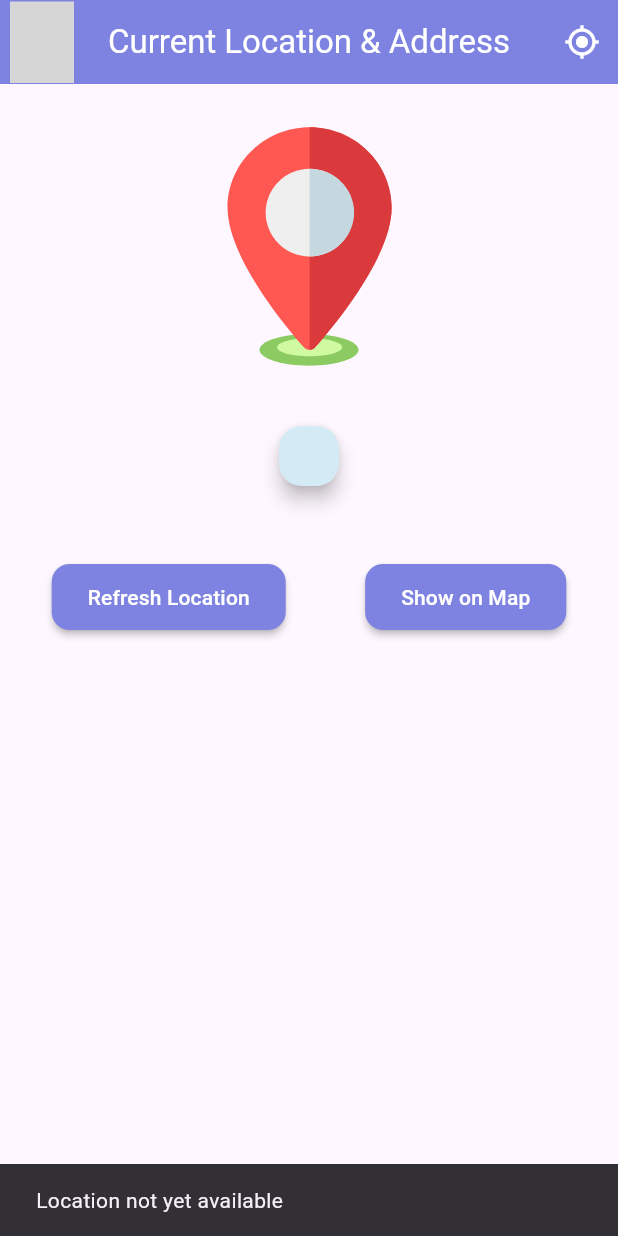
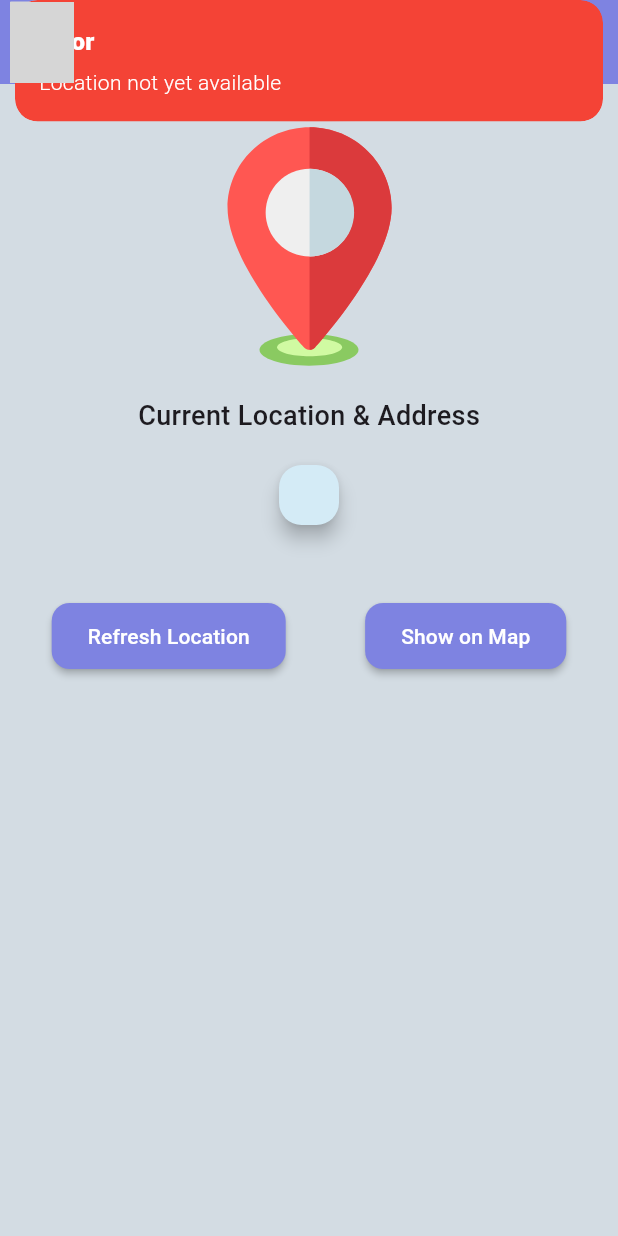
Before and after one commit to nafiurrahmansabbir/aladinai_test, a Flutter app: the screen it shows after launch, after a tap on "Show on Map", on a phone screen of 412 x 824 dp. Run offline on Flutter 3.47's test engine with Material 3 defaults, Android fonts, the phone set to English and light mode, and no system bars; our stand-ins replace flutter_map, geocoding, geolocator, get, latlong2, lottie; grey boxes are pictures that could not be loaded.

Commit message:
location app update

```diff
--- a/lib/app.dart
+++ b/lib/app.dart
@@ -1,13 +1,16 @@
-import 'package:aladinai_test/presentation/screens/find_location_home.dart';
+import 'package:aladinai_test/presentation/screens/splash_screen.dart';
 import 'package:aladinai_test/presentation/utls/app_colors.dart';
 import 'package:flutter/material.dart';
+import 'package:get/get.dart';
 
 class MyApp extends StatelessWidget {
   const MyApp({super.key});
+
   @override
   Widget build(BuildContext context) {
-    return  MaterialApp(
+    return GetMaterialApp(
       theme: ThemeData(
+        scaffoldBackgroundColor: AppColors.scaffoldColor,
         elevatedButtonTheme: ElevatedButtonThemeData(
           style: ElevatedButton.styleFrom(
             backgroundColor: AppColors.themeColor,
@@ -19,10 +22,13 @@ class MyApp extends StatelessWidget {
             elevation: 2,
           ),
         ),
+        floatingActionButtonTheme: FloatingActionButtonThemeData(
+          foregroundColor: AppColors.floatingIconColor,
+        ),
       ),
-      home: FindLocationHomeScreen(),
+
+      home: SplashScreen(),
       debugShowCheckedModeBanner: false,
-
     );
   }
 }
--- a/lib/presentation/screens/find_location_home.dart
+++ b/lib/presentation/screens/find_location_home.dart
@@ -1,8 +1,10 @@
 import 'package:aladinai_test/presentation/screens/show_map_screen.dart';
 import 'package:aladinai_test/presentation/utls/app_colors.dart';
+import 'package:aladinai_test/presentation/utls/asset_paths.dart';
 import 'package:flutter/material.dart';
 import 'package:geocoding/geocoding.dart';
 import 'package:geolocator/geolocator.dart';
+import 'package:get/get.dart';
 import 'package:lottie/lottie.dart';
 
 class FindLocationHomeScreen extends StatefulWidget {
@@ -70,6 +72,7 @@ class _FindLocationHomeScreenState extends State<FindLocationHomeScreen> {
       });
 
       await _getAddressFromCoordinates(position.latitude, position.longitude);
+      Get.snackbar('Successfully', 'Location fetch successful',colorText: Colors.white,backgroundColor: AppColors.themeColor);
     } catch (e) {
       setState(() {
       });
@@ -87,7 +90,7 @@ class _FindLocationHomeScreenState extends State<FindLocationHomeScreen> {
         Placemark place = placeMarks[0];
         setState(() {
           _address =
-              "${place.street}, ${place.subLocality}, ${place.locality}, ${place.administrativeArea}, ${place.country}";
+              "${place.street}, ${place.subLocality}, ${place.locality},\nDivision: ${place.administrativeArea},\nCountry:  ${place.country}";
         });
       } else {
         setState(() {
@@ -107,9 +110,10 @@ class _FindLocationHomeScreenState extends State<FindLocationHomeScreen> {
       appBar: AppBar(
         leading: Padding(
           padding: const EdgeInsets.all(1.0),
-          child: Lottie.asset("assets/genie.json"),
+          child: Lottie.asset(AssetPaths.genieLottie),
         ),
-        title: Text('Current Location & Address', style: TextStyle(
+        centerTitle: true,
+        title: Text('My Location', style: TextStyle(
           color: Colors.white
         )
         ),
@@ -126,7 +130,12 @@ class _FindLocationHomeScreenState extends State<FindLocationHomeScreen> {
             children: [
               SizedBox(
                   height: 200,
-                  child: Lottie.asset("assets/location.json")),
+                  child: Lottie.asset(AssetPaths.locationLottie)),
+              Text('Current Location & Address', style: TextStyle(
+                 fontSize: 18,
+                fontWeight: FontWeight.w500
+              )
+              ),
               Column(
                 children: [
                    Card(
@@ -142,6 +151,7 @@ class _FindLocationHomeScreenState extends State<FindLocationHomeScreen> {
                           ? Center(child: const CircularProgressIndicator())
                           : Column(
                         mainAxisSize: MainAxisSize.min,
+                        crossAxisAlignment: CrossAxisAlignment.center,
                         children: [
                           if (_latitude != null && _longitude != null)
                             Text(
@@ -164,7 +174,6 @@ class _FindLocationHomeScreenState extends State<FindLocationHomeScreen> {
                               padding: const EdgeInsets.only(top: 15),
                               child: Text(
                                 'Address: $_address',
-                                textAlign: TextAlign.center,
                                 style: const TextStyle(
                                   fontSize: 20,
                                   fontStyle: FontStyle.italic,
@@ -188,16 +197,10 @@ class _FindLocationHomeScreenState extends State<FindLocationHomeScreen> {
                   ElevatedButton(
                     onPressed: () {
                       if (_latitude != null && _longitude != null) {
-                        Navigator.push(
-                          context,
-                          MaterialPageRoute(
-                            builder: (context) => ShowMapScreen(lat: _latitude!, long: _longitude!),
-                          ),
-                        );
+                        Get.to(() => ShowMapScreen(lat: _latitude!, long: _longitude!));
+
                       } else {
-                        ScaffoldMessenger.of(context).showSnackBar(
-                          const SnackBar(content: Text("Location not yet available")),
-                        );
+                        Get.snackbar('Error', "Location not yet available",backgroundColor: Colors.red,colorText: Colors.white);
                       }
                     },
                     child: const Text('Show on Map'),
--- /dev/null
+++ b/lib/presentation/screens/splash_screen.dart
@@ -0,0 +1,52 @@
+import 'package:aladinai_test/presentation/screens/find_location_home.dart';
+import 'package:flutter/material.dart';
+import 'package:get/get.dart';
+import 'package:lottie/lottie.dart';
+import '../utls/asset_paths.dart';
+
+class SplashScreen extends StatefulWidget {
+  const SplashScreen({super.key});
+
+  @override
+  State<SplashScreen> createState() => _SplashScreenState();
+}
+
+class _SplashScreenState extends State<SplashScreen> {
+  Future<void> _moveToNextScreen() async {
+    await Future.delayed(const Duration(seconds: 2));
+    Get.offAll(() => FindLocationHomeScreen());
+  }
+
+  @override
+  void initState() {
+    super.initState();
+    _moveToNextScreen();
+  }
+
+  @override
+  Widget build(BuildContext context) {
+    return Scaffold(
+      body: Center(
+        child: Column(
+          mainAxisAlignment: MainAxisAlignment.center,
+          children: [
+            Spacer(),
+            SizedBox(
+              height: 250,
+              child: Lottie.asset(AssetPaths.locationLottie),
+            ),
+            Text(
+              'Location App',
+              style: TextStyle(fontSize: 26, fontWeight: FontWeight.w500),
+            ),
+            Spacer(),
+            CircularProgressIndicator(),
+            SizedBox(height: 16),
+            Text('version 1.1.0'),
+            SizedBox(height: 26),
+          ],
+        ),
+      ),
+    );
+  }
+}
--- a/lib/presentation/utls/app_colors.dart
+++ b/lib/presentation/utls/app_colors.dart
@@ -1,7 +1,8 @@
 import 'dart:ui';
 
 class AppColors {
-
   static const Color themeColor = Color(0xFF7E83E1);
   static const Color cardColor = Color(0xFFD4EBF6);
+  static const Color scaffoldColor = Color(0xFFD3DCE3);
+  static const Color floatingIconColor = Color(0xFFAB2962);
 }
--- /dev/null
+++ b/lib/presentation/utls/asset_paths.dart
@@ -0,0 +1,6 @@
+class AssetPaths {
+  static const String _basePath = 'assets';
+
+  static const String locationLottie = '$_basePath/location.json';
+  static const String genieLottie = '$_basePath/genie.json';
+}
--- a/pubspec.yaml
+++ b/pubspec.yaml
@@ -40,6 +40,7 @@ dependencies:
 #  flutter_open_street_map: ^0.0.4
   flutter_map: ^8.1.1
   latlong2: ^0.9.0
+  get: ^4.7.2
 
 dev_dependencies:
   flutter_test:
```
Also changed, not shown: lib/presentation/screens/show_map_screen.dart (+86 -17 lines), pubspec.lock, 3 other files.
